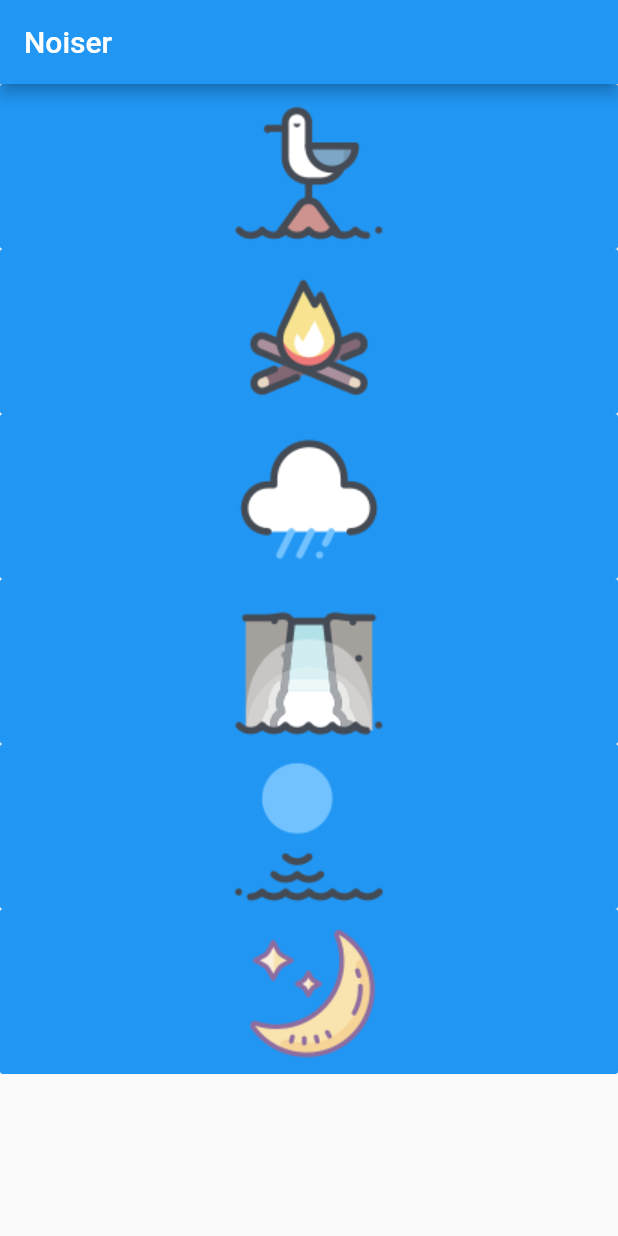
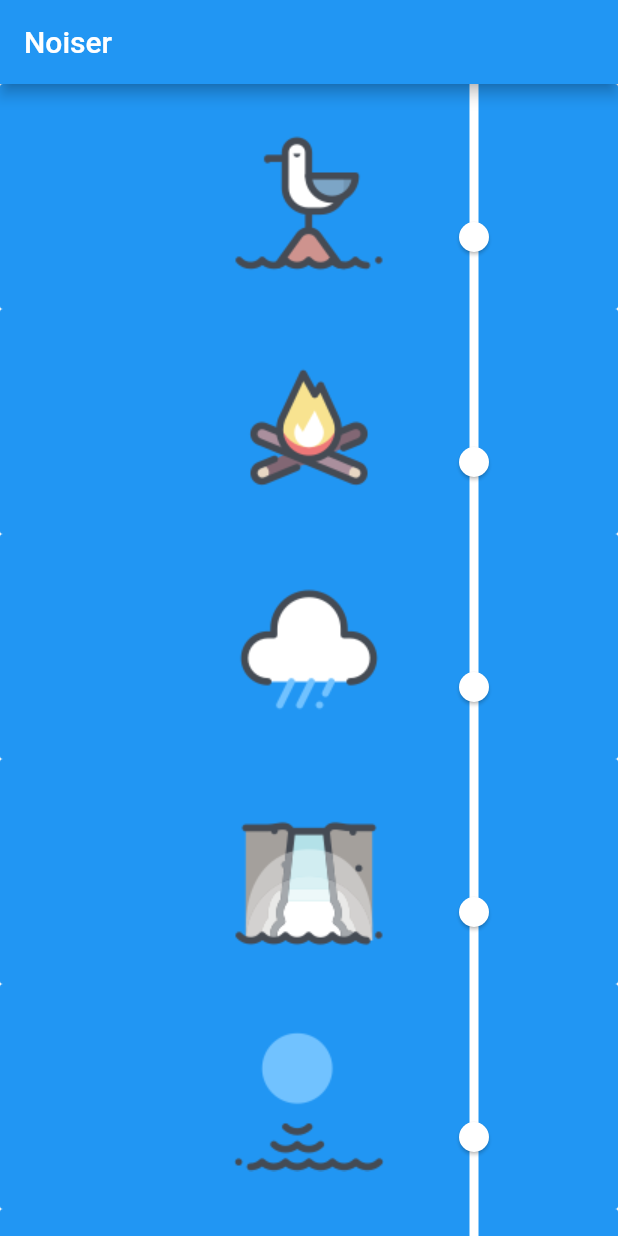
Before and after one commit to xenonzx/Noiser, a Flutter app: the screen it shows after launch, on a phone screen of 412 x 824 dp. Run offline on Flutter 3.47's test engine with Material 2 defaults, Android fonts, the phone set to English and light mode, and no system bars; our stand-ins replace assets_audio_player.

Commit message:
noises with slider to control sound

```diff
--- a/lib/main.dart
+++ b/lib/main.dart
@@ -1,3 +1,5 @@
+import 'dart:math';
+
 import 'package:assets_audio_player/assets_audio_player.dart';
 import 'package:flutter/material.dart';
 
@@ -7,7 +9,8 @@ void main() {
 
 // TODO mute all
 // TODO resume all that was playing
-//
+// TODO clean unwanted files
+
 class MyApp extends StatelessWidget {
   // This widget is the root of your application.
   @override
@@ -49,7 +52,7 @@ class _SoundsPageState extends State<SoundsPage> {
     );
     noises.add(
       NoiseModel("sea waves", 'assets/images/sun-and-sea-100.png', Colors.blue,
-          'assets/audios/noiser_waves.mp3.mp3'),
+          'assets/audios/noiser_waves.mp3'),
     );
     noises.add(
       NoiseModel("night", 'assets/images/moon-and-stars-100.png', Colors.blue,
@@ -70,38 +73,90 @@ class _SoundsPageState extends State<SoundsPage> {
 List<Widget> generateNoisesList(List<NoiseModel> models) {
   List<Widget> widgets = List<Widget>();
   for (var model in models) {
-    widgets.add(generateButton(model));
+    widgets.add(Noise(model));
   }
   return widgets;
 }
 
-Widget generateButton(NoiseModel noiseModel) {
-  return FlatButton(
-    padding: EdgeInsets.all(5.0),
+class Noise extends StatefulWidget {
+  NoiseModel noiseModel;
+  Noise(this.noiseModel);
+  @override
+  _NoiseState createState() => _NoiseState(this.noiseModel);
+}
+
+class _NoiseState extends State<Noise> {
+  NoiseModel noiseModel;
+  _NoiseState(this.noiseModel);
+  @override
+  Widget build(BuildContext context) {
+    print(noiseModel.volume);
+    return Container(
+      height: 150,
+      width: double.infinity,
+      child: Stack(fit: StackFit.loose, children: [
+        Container(
+          height: double.infinity,
+          width: double.infinity,
+          child: FlatButton(
             color: noiseModel.color,
             child: Image.asset(noiseModel.imagePath),
             onPressed: () {
               print("onpressed");
               noiseModel.player.playOrPause();
             },
+          ),
+        ),
+        Visibility(
+          visible: true,
+          child: Positioned(
+            right: 0,
+            child: Transform.rotate(
+              angle: 3 * pi / 2,
+              child: Slider(
+                activeColor: Colors.white,
+                inactiveColor: Colors.white,
+                value: noiseModel.volume,
+                onChanged: (newVal) {
+                  print(newVal);
+                  setState(() {
+                    noiseModel.volume = newVal;
+                  });
+                },
+              ),
+            ),
+          ),
+        ),
+      ]),
     );
+  }
 }
 
 class NoiseModel {
+  static const double defaultVolume = 0.5;
   AssetsAudioPlayer player;
   Color color;
   String name;
   String imagePath;
   String audioUrl;
+
   NoiseModel(String name, String imagePath, Color color, String audioUrl) {
     this.name = name;
     this.imagePath = imagePath;
     this.color = color;
     this.audioUrl = audioUrl;
-    this.player = AssetsAudioPlayer();
-    player.open(
-      Audio(audioUrl),
-      autoStart: false,
-    );
+    this.player = AssetsAudioPlayer.newPlayer();
+    player.open(Audio(audioUrl), autoStart: false, volume: defaultVolume);
+  }
+  set volume(double v) {
+    player.setVolume(v);
+  }
+
+  double get volume {
+    return player.volume.value;
+  }
+
+  bool get isPlaying {
+    return player.isPlaying.value;
   }
 }
```
Lines whose indentation alone changed are shown as unchanged.
